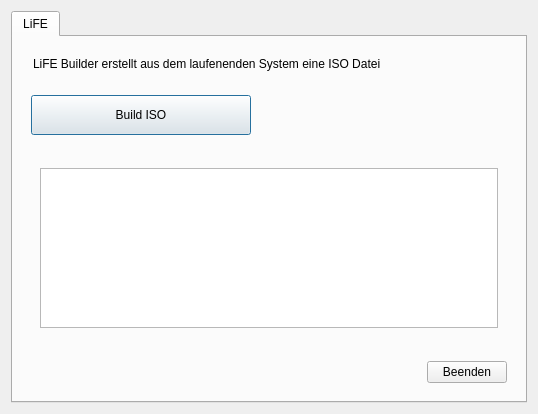
This is main.ui in valueerrorx/life-builder as Qt 5 draws it before an edit. The edited form follows.
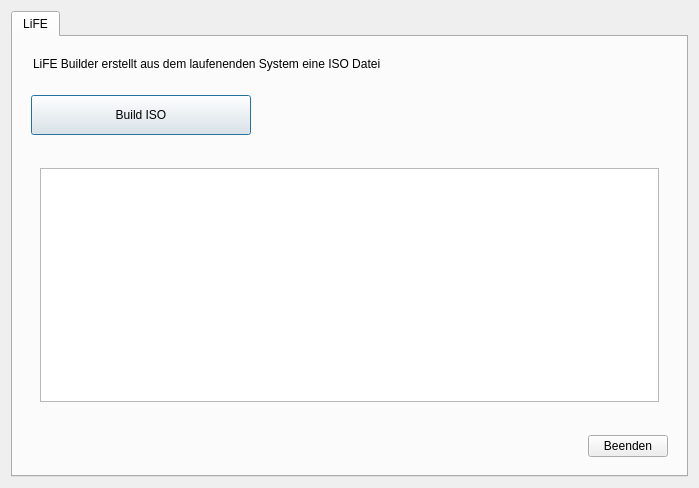
This is the edited form.

Patch:
```diff
--- a/main.ui
+++ b/main.ui
@@ -7,8 +7,8 @@
    <rect>
     <x>0</x>
     <y>0</y>
-    <width>538</width>
-    <height>414</height>
+    <width>699</width>
+    <height>488</height>
    </rect>
   </property>
   <property name="sizePolicy">
@@ -19,8 +19,8 @@
   </property>
   <property name="minimumSize">
    <size>
-    <width>538</width>
-    <height>414</height>
+    <width>699</width>
+    <height>488</height>
    </size>
   </property>
   <property name="windowTitle">
```
